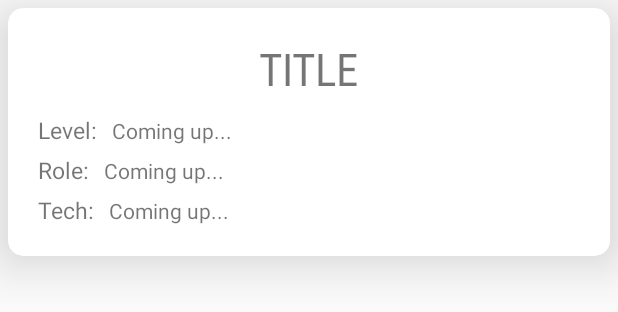
After one commit to singhaayush/classplus-squad, an Android app: the layout list_item.xml on its own in the app's theme, with its tools: preview values and no code run, on a phone screen of 412 x 824 dp. The commit adds this screen. Shown: the top 312 px of the screen. Run offline under Robolectric (Android 15) with nearby library versions, the phone set to English and light mode, and no system bars.

Commit message:
Completed list fetching and Viewing.
Used firestoreRecyclerView for UI.
Used firestoreCloudStorage for Data.

```diff
--- a/app/src/main/AndroidManifest.xml
+++ b/app/src/main/AndroidManifest.xml
@@ -10,7 +10,7 @@
         android:roundIcon="@mipmap/ic_launcher_round"
         android:supportsRtl="true"
         android:theme="@style/AppTheme">
-        <activity android:name=".MainActivity">
+        <activity android:name=".ui.StartActivity">
             <intent-filter>
                 <action android:name="android.intent.action.MAIN" />
 
--- /dev/null
+++ b/app/src/main/java/com/example/classplussquad/datamodel/UserDataModel.kt
@@ -0,0 +1,3 @@
+package com.example.classplussquad.datamodel
+
+data class UserDataModel(var level:String="level",var name:String="name",var role:String="role",var tech:String="tech")
--- /dev/null
+++ b/app/src/main/res/layout/list_item.xml
@@ -0,0 +1,107 @@
+<?xml version="1.0" encoding="utf-8"?>
+<androidx.cardview.widget.CardView xmlns:android="http://schemas.android.com/apk/res/android"
+    android:layout_width="wrap_content"
+    android:layout_height="wrap_content"
+    xmlns:app="http://schemas.android.com/apk/res-auto"
+    app:cardCornerRadius="10dp"
+    app:cardElevation="20dp"
+    android:layout_margin="5dp"
+    app:contentPadding="20dp"
+    >
+    <RelativeLayout
+        android:layout_width="wrap_content"
+        android:layout_height="wrap_content">
+
+        <TextView
+            android:layout_alignParentTop="true"
+            android:layout_centerHorizontal="true"
+            android:id="@+id/title"
+            android:layout_width="wrap_content"
+            android:layout_height="wrap_content"
+            android:text="TITLE"
+            android:textSize="30sp"
+            android:fontFamily="sans-serif-condensed" />
+        <LinearLayout
+            android:id="@+id/layout1"
+            android:layout_width="match_parent"
+            android:layout_height="wrap_content"
+            android:orientation="horizontal"
+            android:layout_below="@id/title"
+            android:layout_marginTop="10dp"
+            >
+            <TextView
+                android:layout_width="wrap_content"
+                android:layout_height="wrap_content"
+                android:text="Level:"
+                android:textSize="15dp"
+                android:layout_marginRight="10dp"
+                >
+            </TextView>
+            <TextView
+
+                android:layout_width="wrap_content"
+                android:layout_height="wrap_content"
+                android:id="@+id/level"
+                android:text="Coming up..."
+                ></TextView>
+
+        </LinearLayout>
+
+        <LinearLayout
+            android:id="@+id/layout2"
+            android:layout_width="match_parent"
+            android:layout_height="wrap_content"
+            android:orientation="horizontal"
+            android:layout_below="@id/layout1"
+            android:layout_marginTop="5dp"
+            >
+            <TextView
+                android:layout_width="wrap_content"
+                android:layout_height="wrap_content"
+                android:text="Role:"
+                android:textSize="15dp"
+                android:layout_marginRight="10dp"
+                >
+            </TextView>
+            <TextView
+
+                android:layout_width="wrap_content"
+                android:layout_height="wrap_content"
+                android:id="@+id/role"
+                android:text="Coming up..."
+                ></TextView>
+
+        </LinearLayout>
+
+
+        <LinearLayout
+            android:id="@+id/layout3"
+            android:layout_width="match_parent"
+            android:layout_height="wrap_content"
+            android:orientation="horizontal"
+            android:layout_below="@id/layout2"
+            android:layout_marginTop="5dp"
+            >
+            <TextView
+                android:layout_width="wrap_content"
+                android:layout_height="wrap_content"
+                android:text="Tech:"
+                android:textSize="15dp"
+                android:layout_marginRight="10dp"
+                >
+            </TextView>
+            <TextView
+
+                android:layout_width="wrap_content"
+                android:layout_height="wrap_content"
+                android:id="@+id/tech"
+                android:text="Coming up..."
+                ></TextView>
+
+        </LinearLayout>
+
+
+    </RelativeLayout>
+
+
+</androidx.cardview.widget.CardView>
```
Also changed, not shown: app/build.gradle (+9 -1 lines), app/src/main/java/com/example/classplussquad/MainActivity.kt (deleted, +0 -11 lines), app/src/main/java/com/example/classplussquad/adapter/MemberViewHolder.kt (added, +21 -0 lines), app/src/main/java/com/example/classplussquad/ui/StartActivity.kt (added, +85 -0 lines), app/src/main/res/layout/activity_main.xml (+16 -8 lines).
